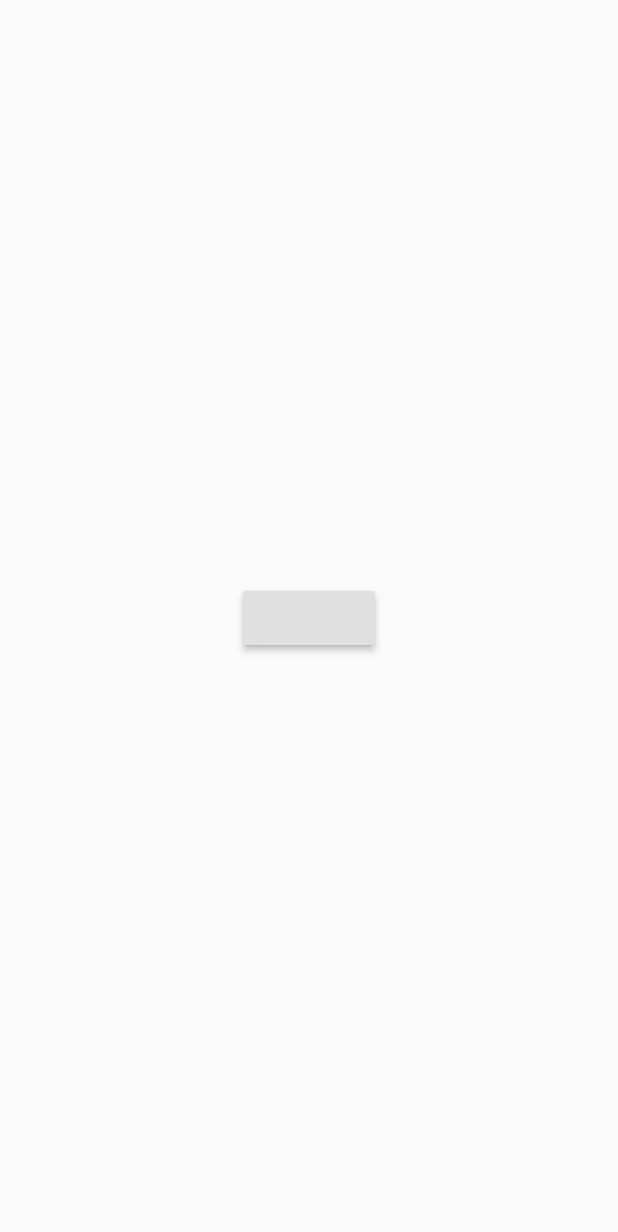
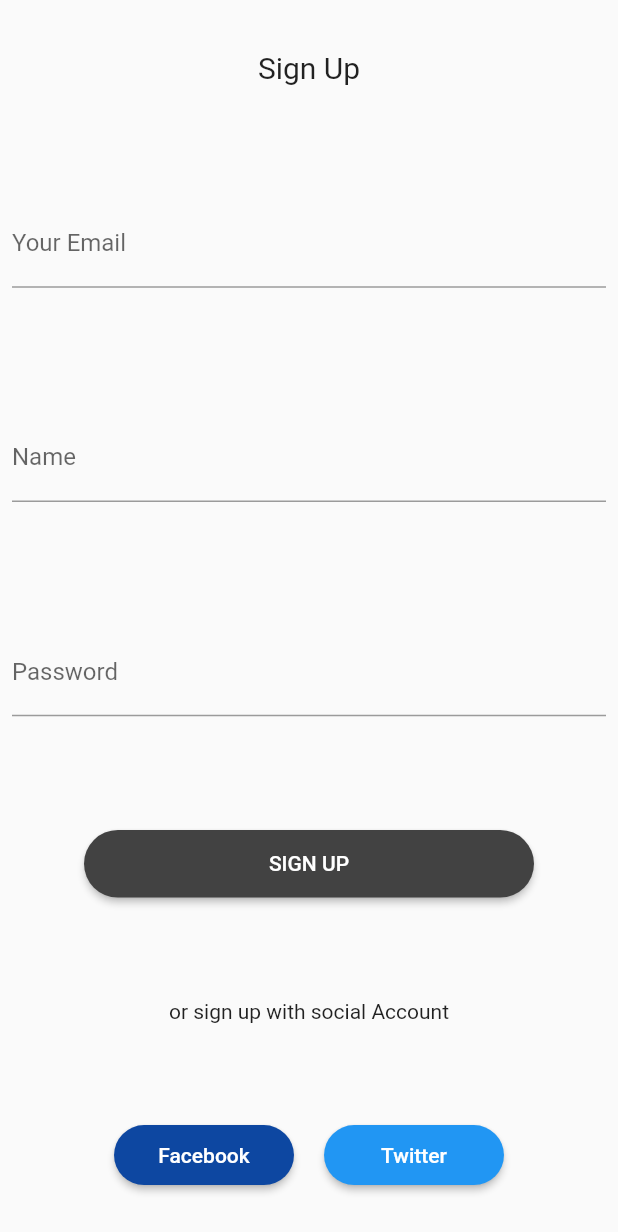
Before and after one commit to aakashpothepalli/miniHack_PowerRangers, a Flutter app: the Signup screen opened directly, on a phone screen of 412 x 824 dp. Shown: the top 1232 px of the screen. Run offline on Flutter 3.47's test engine with Material 2 defaults, Android fonts, the phone set to English and light mode, and no system bars; our stand-ins replace cloud_firestore, firebase_auth, google_sign_in; accounts and stored records are empty; network calls fail.

Commit message:
signup sankalp

```diff
--- a/lib/pages/dashboard/home.dart
+++ b/lib/pages/dashboard/home.dart
@@ -1,4 +1,8 @@
 import 'package:flutter/material.dart';
+import 'package:firebase_auth/firebase_auth.dart';
+import 'package:google_sign_in/google_sign_in.dart';
+
+import '../login.dart';
 class Home extends StatefulWidget {
 
 
@@ -7,9 +11,22 @@ class Home extends StatefulWidget {
 }
 
 class _HomeState extends State<Home> {
+  final GoogleSignIn googleSignIn = new GoogleSignIn(scopes: ['email']);
+
   @override
   Widget build(BuildContext context) {
     return Scaffold(
+      appBar: AppBar(actions: <Widget>[
+        IconButton(
+          icon: Icon(Icons.exit_to_app),
+          onPressed: (){
+            FirebaseAuth.instance.signOut();
+            googleSignIn.signOut();
+            Navigator.pushReplacement(context, new MaterialPageRoute(builder: (context)=>Login()));
+          },
+        )
+      ],title: Text('Home'),)
+      ,
             body: Center(child: Text('home')),
 
     );
--- a/lib/pages/signup.dart
+++ b/lib/pages/signup.dart
@@ -13,10 +13,85 @@ class _SignupState extends State<Signup> {
   @override
   Widget build(BuildContext context) {
     return Scaffold(
-
-      body: Center(
-        child: RaisedButton(
-          onPressed: ()=>Navigator.push(context,new MaterialPageRoute(builder: (context)=>Dashboard())),),),
+      resizeToAvoidBottomInset: false,
+      body: SafeArea(
+        child: Column(
+          mainAxisAlignment: MainAxisAlignment.spaceAround,
+          children: <Widget>[
+            Text(
+              'Sign Up',
+              style: TextStyle(fontSize: 20),
+            ),
+            Padding(
+              padding: const EdgeInsets.all(8.0),
+              child: TextField(
+                decoration: InputDecoration(
+                  labelText: 'Your Email',
+                ),
+              ),
+            ),
+            Padding(
+              padding: const EdgeInsets.all(8.0),
+              child: TextField(
+                decoration: InputDecoration(
+                  labelText: 'Name',
+                ),
+              ),
+            ),
+            Padding(
+              padding: const EdgeInsets.all(8.0),
+              child: TextField(
+                obscureText: true,
+                decoration: InputDecoration(
+                  labelText: 'Password',
+                ),
+              ),
+            ),
+            Container(
+                width: 300,
+                height: 45,
+                child: RaisedButton(
+                  onPressed: () {},
+                  child: Text('SIGN UP'),
+                  textColor: Colors.white,
+                  shape: RoundedRectangleBorder(
+                      borderRadius: BorderRadius.circular(30)),
+                  color: Colors.grey[800],
+                )),
+            Text('or sign up with social Account'),
+            Row(
+              mainAxisAlignment: MainAxisAlignment.center,
+              children: <Widget>[
+                Container(
+                  width: 120,
+                  height: 40,
+                  child: RaisedButton(
+                    shape: RoundedRectangleBorder(
+                        borderRadius: BorderRadius.circular(25)),
+                    onPressed: () {},
+                    color: Colors.blue[900],
+                    textColor: Colors.white,
+                    child: Text('Facebook'),
+                  ),
+                ),
+                SizedBox(width: 20),
+                Container(
+                  width: 120,
+                  height: 40,
+                  child: RaisedButton(
+                    shape: RoundedRectangleBorder(
+                        borderRadius: BorderRadius.circular(25)),
+                    onPressed: () {},
+                    color: Colors.blue,
+                    textColor: Colors.white,
+                    child: Text('Twitter'),
+                  ),
+                )
+              ],
+            ),
+          ],
+        ),
+      ),
     );
   }
 }
```
